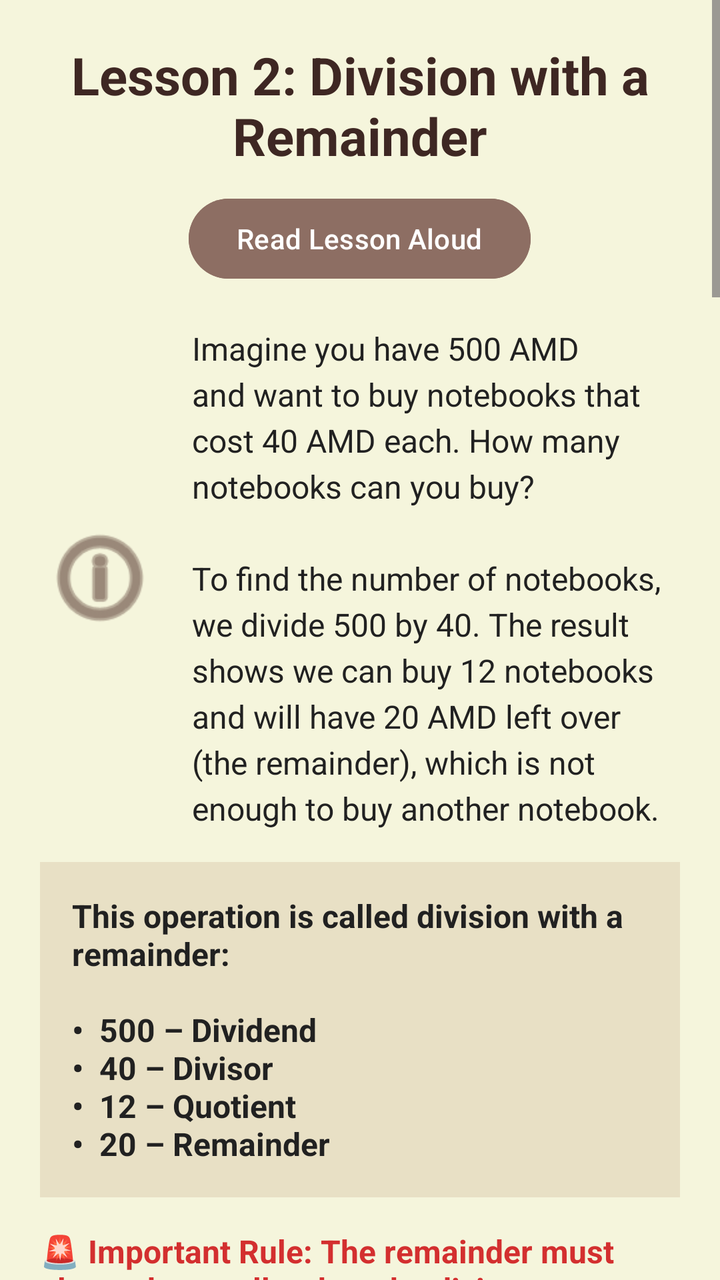
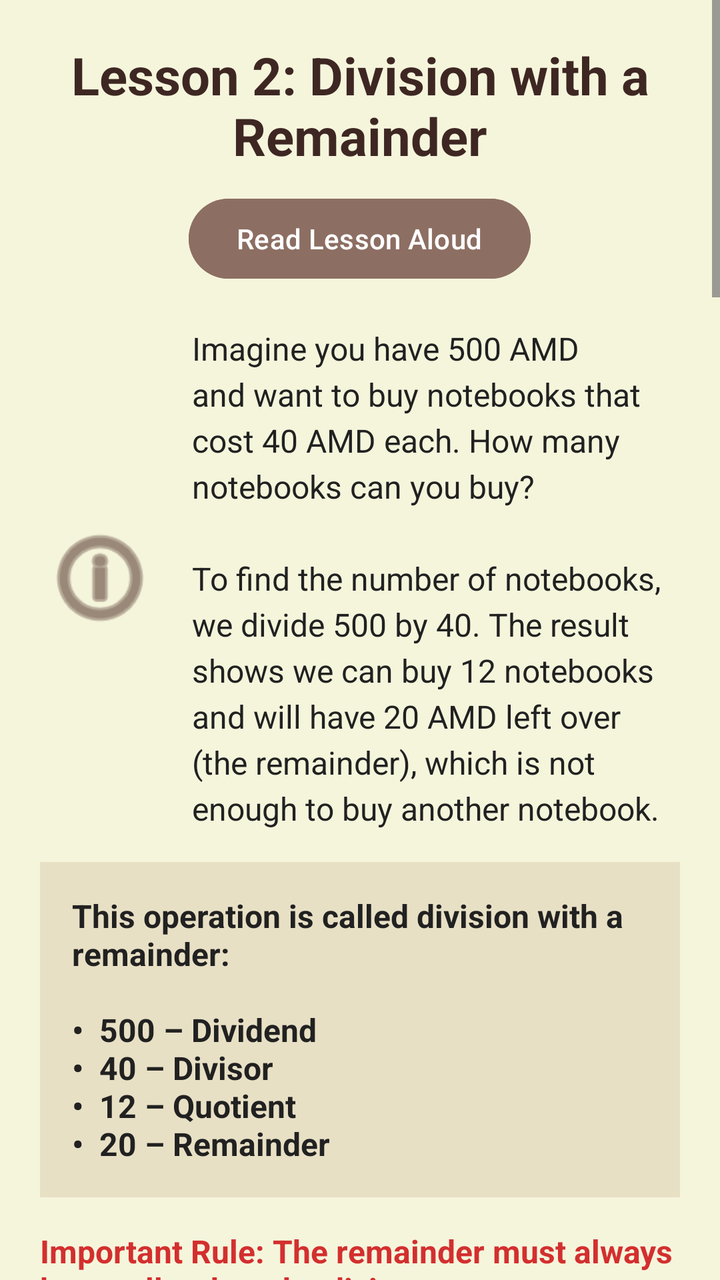

Before-and-after screenshots of an Android layout around one commit, followed by the original layout XML and the change that was made.
<!-- AndroidManifest.xml: application theme Theme.OlympMathMentor -->
<!-- res/layout/activity_lesson2.xml -->
<?xml version="1.0" encoding="utf-8"?>
<ScrollView xmlns:android="http://schemas.android.com/apk/res/android"
    android:layout_width="match_parent"
    android:layout_height="match_parent"
    android:background="#F5F5DC">

    <LinearLayout
        android:layout_width="match_parent"
        android:layout_height="wrap_content"
        android:orientation="vertical"
        android:padding="20dp">

        <TextView
            android:id="@+id/tvTitle"
            android:layout_width="match_parent"
            android:layout_height="wrap_content"
            android:text="Lesson 2: Division with a Remainder"
            android:textSize="26sp"
            android:textStyle="bold"
            android:textColor="#3E2723"
            android:layout_marginBottom="10dp"
            android:gravity="center"/>

        <Button
            android:id="@+id/btnReadLesson"
            android:layout_width="wrap_content"
            android:layout_height="wrap_content"
            android:layout_gravity="center"
            android:text="Read Lesson Aloud"
            android:backgroundTint="#8D6E63"
            android:textColor="#FFFFFF"
            android:layout_marginBottom="20dp" />

        <LinearLayout
            android:layout_width="match_parent"
            android:layout_height="wrap_content"
            android:orientation="horizontal"
            android:layout_marginBottom="16dp"
            android:gravity="center_vertical">

            <ImageView
                android:layout_width="60dp"
                android:layout_height="60dp"
                android:src="@android:drawable/ic_menu_info_details"
                android:tint="#5D4037"
                android:layout_marginEnd="16dp"/>

            <TextView
                android:id="@+id/tvIntro"
                android:layout_width="match_parent"
                android:layout_height="wrap_content"
                android:text="Imagine you have 500 AMD and want to buy notebooks that cost 40 AMD each. How many notebooks can you buy?\n\nTo find the number of notebooks, we divide 500 by 40. The result shows we can buy 12 notebooks and will have 20 AMD left over (the remainder), which is not enough to buy another notebook."
                android:textColor="#212121"
                android:textSize="16sp"
                android:lineSpacingExtra="4dp"/>
        </LinearLayout>

        <TextView
            android:id="@+id/tvTerms"
            android:layout_width="match_parent"
            android:layout_height="wrap_content"
            android:text="This operation is called division with a remainder:\n\n•  500 – Dividend\n•  40 – Divisor\n•  12 – Quotient\n•  20 – Remainder"
            android:textColor="#212121"
            android:textSize="16sp"
            android:textStyle="bold"
            android:layout_marginBottom="16dp"
            android:background="#E8E0C5"
            android:padding="16dp"/>

        <TextView
            android:id="@+id/tvRule"
            android:layout_width="match_parent"
            android:layout_height="wrap_content"
            android:layout_marginBottom="16dp"
            android:text="🚨 Important Rule: The remainder must always be smaller than the divisor."
            android:textColor="#D32F2F"
            android:textSize="16sp"
            android:textStyle="bold" />

        <TextView
            android:id="@+id/tvVerify"
            android:layout_width="match_parent"
            android:layout_height="wrap_content"
            android:text="We can verify the division using this relationship:\n500 = 40 × 12 + 20\nor\n(500 - 20) ÷ 40 = 12"
            android:textColor="#212121"
            android:textSize="16sp"
            android:layout_marginBottom="24dp"/>

        <LinearLayout
            android:layout_width="match_parent"
            android:layout_height="wrap_content"
            android:orientation="vertical"
            android:background="#3E2723"
            android:padding="16dp"
            android:layout_marginBottom="24dp">

            <TextView
                android:id="@+id/tvFormulaTitle"
                android:layout_width="match_parent"
                android:layout_height="wrap_content"
                android:text="General Formula"
                android:textColor="#FFFFFF"
                android:textSize="18sp"
                android:textStyle="bold"
                android:layout_marginBottom="8dp"/>

            <TextView
                android:id="@+id/tvFormulaText"
                android:layout_width="match_parent"
                android:layout_height="wrap_content"
                android:text="If dividing a number 'a' by 'b' results in a quotient 'q' and a remainder 'r', it is written as:\n\na = b • q + r   (where 0 ≤ r &lt; b)\n\n• If r = 0, we say that a is divisible by b.\n• If a &lt; b, then the quotient (q) is 0, and the remainder (r) is the number 'a' itself."
                android:textColor="#F5F5DC"
                android:textSize="16sp"
                android:lineSpacingExtra="4dp"/>
        </LinearLayout>

        <TextView
            android:id="@+id/tvExample"
            android:layout_width="match_parent"
            android:layout_height="wrap_content"
            android:text="Example: All natural numbers that leave a remainder of 3 when divided by 7 take the form 7k + 3 (where k = 0, 1, 2...)."
            android:textColor="#212121"
            android:textSize="16sp"
            android:textStyle="italic"
            android:layout_marginBottom="24dp"/>

        <LinearLayout
            android:layout_width="match_parent"
            android:layout_height="wrap_content"
            android:orientation="vertical"
            android:background="#E0D5C1"
            android:padding="16dp"
            android:layout_marginBottom="24dp">

            <TextView
                android:id="@+id/tvProb1Title"
                android:layout_width="match_parent"
                android:layout_height="wrap_content"
                android:text="📝 Problem 1"
                android:textColor="#3E2723"
                android:textSize="18sp"
                android:textStyle="bold"
                android:layout_marginBottom="8dp"/>

            <TextView
                android:id="@+id/tvProb1Text"
                android:layout_width="match_parent"
                android:layout_height="wrap_content"
                android:text="Prove that if a number 'a' leaves a remainder of 2 when divided by 5, then the value of the expression 3a + 4 is divisible by 5.\n\nSolution:\nSince 'a' leaves a remainder of 2 when divided by 5, we can write it as a = 5k + 2.\nSubstitute this into the expression:\n3a + 4 = 3(5k + 2) + 4 = 15k + 6 + 4 = 15k + 10\n\nWe can factor this as 5(3k + 2). Since 5 is a factor, the entire result is divisible by 5."
                android:textColor="#212121"
                android:textSize="16sp"
                android:lineSpacingExtra="4dp"/>
        </LinearLayout>

        <TextView
            android:id="@+id/tvFormsTitle"
            android:layout_width="match_parent"
            android:layout_height="wrap_content"
            android:text="Forms of Integers"
            android:textColor="#3E2723"
            android:textSize="20sp"
            android:textStyle="bold"
            android:layout_marginBottom="8dp"/>

        <TextView
            android:id="@+id/tvFormsText"
            android:layout_width="match_parent"
            android:layout_height="wrap_content"
            android:text="When dividing 'a' by 'b', the remainder 'r' can be 0, 1, 2, ..., (b-1).\n\n• Case b = 2: Every integer is either even (2q) or odd (2q + 1).\n• Case b = 3: Every integer can be represented as 3q, 3q + 1, or 3q + 2."
            android:textColor="#212121"
            android:textSize="16sp"
            android:lineSpacingExtra="4dp"
            android:layout_marginBottom="24dp"/>

        <LinearLayout
            android:layout_width="match_parent"
            android:layout_height="wrap_content"
            android:orientation="vertical"
            android:background="#E0D5C1"
            android:padding="16dp"
            android:layout_marginBottom="30dp">

            <TextView
                android:id="@+id/tvProb2Title"
                android:layout_width="match_parent"
                android:layout_height="wrap_content"
                android:text="📝 Problem 2"
                android:textColor="#3E2723"
                android:textSize="18sp"
                android:textStyle="bold"
                android:layout_marginBottom="8dp"/>

            <TextView
                android:id="@+id/tvProb2Text"
                android:layout_width="match_parent"
                android:layout_height="wrap_content"
                android:text="Prove that the product of three consecutive integers is divisible by 6.\n\nSolution:\nLet the three consecutive integers be n, n+1, n+2. We must prove that n(n+1)(n+2) is divisible by 6.\n\nMethod 1 (By Remainders):\nConsider the possible remainders when n is divided by 6: 0, 1, 2, 3, 4, 5.\n• If n = 6k (remainder 0), the product is clearly divisible by 6.\n• If n = 6k + 4, then n+2 = (6k+4)+2 = 6k+6, which is divisible by 6.\n• If n = 6k + 5, then n+1 = (6k+5)+1 = 6k+6, which is divisible by 6.\n(Other cases are proven using the same logic).\n\nMethod 2 (Divisibility by 2 and 3):\nTo be divisible by 6, a number must be divisible by both 2 and 3.\n1. By 2: Among any two consecutive numbers, one must be even. Therefore, the product is divisible by 2.\n2. By 3: Among any three consecutive numbers, exactly one must be a multiple of 3.\n\nSince the product is divisible by both 2 and 3, it is divisible by 2 × 3 = 6."
                android:textColor="#212121"
                android:textSize="16sp"
                android:lineSpacingExtra="4dp"/>
        </LinearLayout>

        <Button
            android:id="@+id/btnGoToTest2"
            android:layout_width="match_parent"
            android:layout_height="60dp"
            android:text="START TEST 2"
            android:textStyle="bold"
            android:textSize="18sp"
            android:backgroundTint="#5D4037"
            android:textColor="#FFFFFF"/>

    </LinearLayout>
</ScrollView>
<!-- resources referenced by this layout -->
<resources>
  <style name="Theme.OlympMathMentor" parent="Base.Theme.OlympMathMentor" />
  <style name="Base.Theme.OlympMathMentor" parent="Theme.Material3.DayNight.NoActionBar">
          
          
      </style>
</resources>

<!-- the commit's change to res/layout/activity_lesson2.xml (unified diff, before → after) -->
@@ -72,7 +72,7 @@
             android:layout_width="match_parent"
             android:layout_height="wrap_content"
             android:layout_marginBottom="16dp"
-            android:text="🚨 Important Rule: The remainder must always be smaller than the divisor."
+            android:text="Important Rule: The remainder must always be smaller than the divisor."
             android:textColor="#D32F2F"
             android:textSize="16sp"
             android:textStyle="bold" />
@@ -136,7 +136,7 @@
                 android:id="@+id/tvProb1Title"
                 android:layout_width="match_parent"
                 android:layout_height="wrap_content"
-                android:text="📝 Problem 1"
+                android:text="Problem 1"
                 android:textColor="#3E2723"
                 android:textSize="18sp"
                 android:textStyle="bold"
@@ -184,7 +184,7 @@
                 android:id="@+id/tvProb2Title"
                 android:layout_width="match_parent"
                 android:layout_height="wrap_content"
-                android:text="📝 Problem 2"
+                android:text="Problem 2"
                 android:textColor="#3E2723"
                 android:textSize="18sp"
                 android:textStyle="bold"
@@ -207,7 +207,7 @@
             android:text="START TEST 2"
             android:textStyle="bold"
             android:textSize="18sp"
-            android:backgroundTint="#5D4037"
+            android:backgroundTint="#8D6E63"
             android:textColor="#FFFFFF"/>
 
     </LinearLayout>
